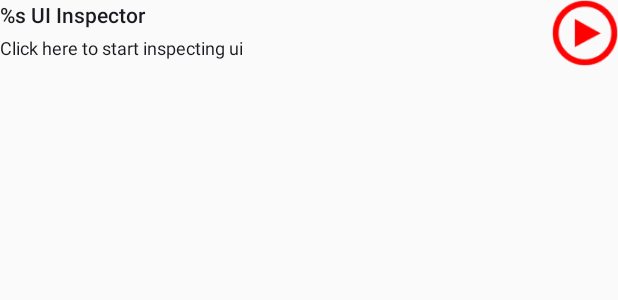
After one commit to YvesCheung/UInspector, an Android app: the layout uinspector_notification_channel_view.xml on its own in the app's theme, with its tools: preview values and no code run, on a phone screen of 412 x 824 dp. The commit adds this screen. Shown: the top 300 px of the screen. Run offline under Robolectric (Android 15) with nearby library versions, the phone set to English and light mode, and no system bars.

Commit message:
Finish the notification

```diff
--- a/lib/build.gradle
+++ b/lib/build.gradle
@@ -21,6 +21,8 @@ dependencies {
     implementation "org.jetbrains.kotlin:kotlin-stdlib:$kotlin_version"
     implementation 'androidx.core:core-ktx:1.3.2'
     implementation 'androidx.appcompat:appcompat:1.2.0'
+    api 'com.yy.mobile:whisper:1.0.2'
+
     testImplementation 'junit:junit:4.12'
     androidTestImplementation 'androidx.test.ext:junit:1.1.2'
     androidTestImplementation 'androidx.test.espresso:espresso-core:3.3.0'
--- a/lib/src/main/AndroidManifest.xml
+++ b/lib/src/main/AndroidManifest.xml
@@ -1,10 +1,16 @@
 <manifest xmlns:android="http://schemas.android.com/apk/res/android"
     package="com.huya.mobile.uinspector">
+
+    <uses-permission android:name="android.permission.FOREGROUND_SERVICE" />
 
     <application>
         <provider
             android:name=".lifecycle.UInspectorInstaller"
             android:authorities="com.huya.mobile.uinspector.installer"
             android:exported="false" />
+
+        <service
+            android:name=".notification.UInspectorNotificationService"
+            android:exported="false" />
     </application>
 </manifest>
--- a/lib/src/main/java/com/huya/mobile/uinspector/lifecycle/UInspectorInstaller.kt
+++ b/lib/src/main/java/com/huya/mobile/uinspector/lifecycle/UInspectorInstaller.kt
@@ -15,7 +15,7 @@ import com.huya.mobile.uinspector.UInspector
 class UInspectorInstaller : ContentProvider() {
 
     override fun onCreate(): Boolean {
-        UInspector.init(requireNotNull(context))
+        UInspector.create(requireNotNull(context))
         return true
     }
 
--- a/lib/src/main/java/com/huya/mobile/uinspector/mask/UInspectorMask.kt
+++ b/lib/src/main/java/com/huya/mobile/uinspector/mask/UInspectorMask.kt
@@ -5,6 +5,7 @@ import android.util.AttributeSet
 import android.view.GestureDetector
 import android.view.MotionEvent
 import android.view.View
+import androidx.annotation.RestrictTo
 import com.huya.mobile.uinspector.hierarchy.TouchTargets
 import com.huya.mobile.uinspector.util.log
 import com.huya.mobile.uinspector.util.tryGetActivity
@@ -13,7 +14,8 @@ import com.huya.mobile.uinspector.util.tryGetActivity
  * @author YvesCheung
  * 2020/12/29
  */
-class UInspectorMask @JvmOverloads constructor(
+@RestrictTo(RestrictTo.Scope.LIBRARY)
+class UInspectorMask internal constructor(
     context: Context,
     attrs: AttributeSet? = null,
     defStyleAttr: Int = 0
--- a/lib/src/main/java/com/huya/mobile/uinspector/util/Util.kt
+++ b/lib/src/main/java/com/huya/mobile/uinspector/util/Util.kt
@@ -19,7 +19,7 @@ internal fun tryGetActivity(context: Context?): Activity? {
 }
 
 internal fun log(value: String) {
-    Log.d(TAG, value)
+    Log.d(LibName, value)
 }
 
-private const val TAG = "UInspector"
+internal const val LibName = "UInspector"
--- /dev/null
+++ b/lib/src/main/res/layout/uinspector_notification_channel_view.xml
@@ -0,0 +1,33 @@
+<?xml version="1.0" encoding="utf-8"?>
+<RelativeLayout xmlns:android="http://schemas.android.com/apk/res/android"
+    android:layout_width="match_parent"
+    android:layout_height="match_parent">
+
+    <TextView
+        android:id="@+id/notification_title"
+        style="@style/TextAppearance.Compat.Notification.Title"
+        android:layout_width="match_parent"
+        android:layout_height="wrap_content"
+        android:layout_alignTop="@+id/notification_btn"
+        android:gravity="center_vertical"
+        android:text="@string/uinspector_notification_channel_title" />
+
+    <TextView
+        android:id="@+id/notification_info"
+        style="@style/TextAppearance.Compat.Notification.Info"
+        android:layout_width="match_parent"
+        android:layout_height="wrap_content"
+        android:layout_below="@+id/notification_title"
+        android:layout_alignBottom="@+id/notification_btn"
+        android:gravity="center_vertical"
+        android:text="@string/uinspector_notification_channel_start_message" />
+
+    <ImageView
+        android:id="@+id/notification_btn"
+        android:layout_width="44dp"
+        android:layout_height="44dp"
+        android:layout_alignParentEnd="true"
+        android:layout_alignParentRight="true"
+        android:contentDescription="@string/uinspector_notification_channel_name"
+        android:src="@drawable/notification_start" />
+</RelativeLayout>
--- /dev/null
+++ b/lib/src/main/res/values/strings.xml
@@ -0,0 +1,7 @@
+<?xml version="1.0" encoding="utf-8"?>
+<resources>
+    <string name="uinspector_notification_channel_name">UInspector</string>
+    <string name="uinspector_notification_channel_title">%s UI Inspector</string>
+    <string name="uinspector_notification_channel_start_message">Click here to start inspecting ui</string>
+    <string name="uinspector_notification_channel_stop_message">Click here to stop inspecting ui</string>
+</resources>
```
Also changed, not shown: app/src/main/java/com/huya/mobile/uinspector/MainActivity.kt (+1 -11 lines), lib/src/main/java/com/huya/mobile/uinspector/UInspector.kt (+79 -36 lines), lib/src/main/java/com/huya/mobile/uinspector/lifecycle/UInspectorLifecycle.kt (+27 -2 lines), lib/src/main/java/com/huya/mobile/uinspector/notification/UInspectorNotificationService.kt (added, +115 -0 lines), lib/src/main/java/com/huya/mobile/uinspector/state/UInspectorState.kt (added, +25 -0 lines), lib/src/main/res/drawable-xhdpi/notification_start.png (added), lib/src/main/res/drawable-xhdpi/notification_stop.png (added).
